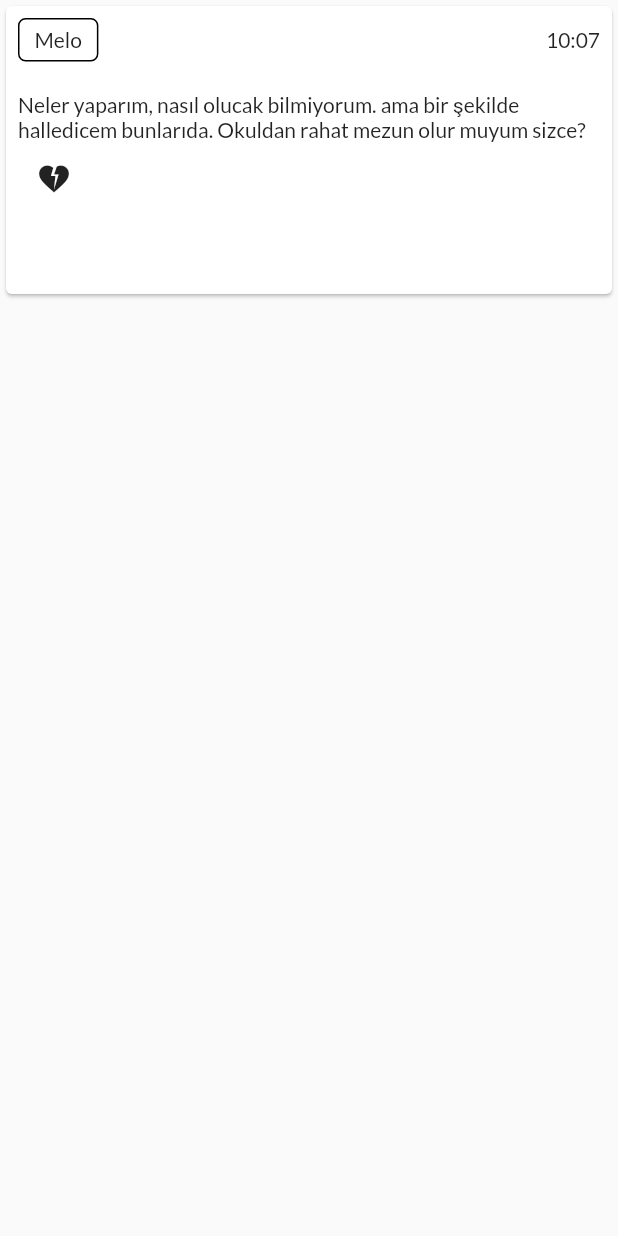
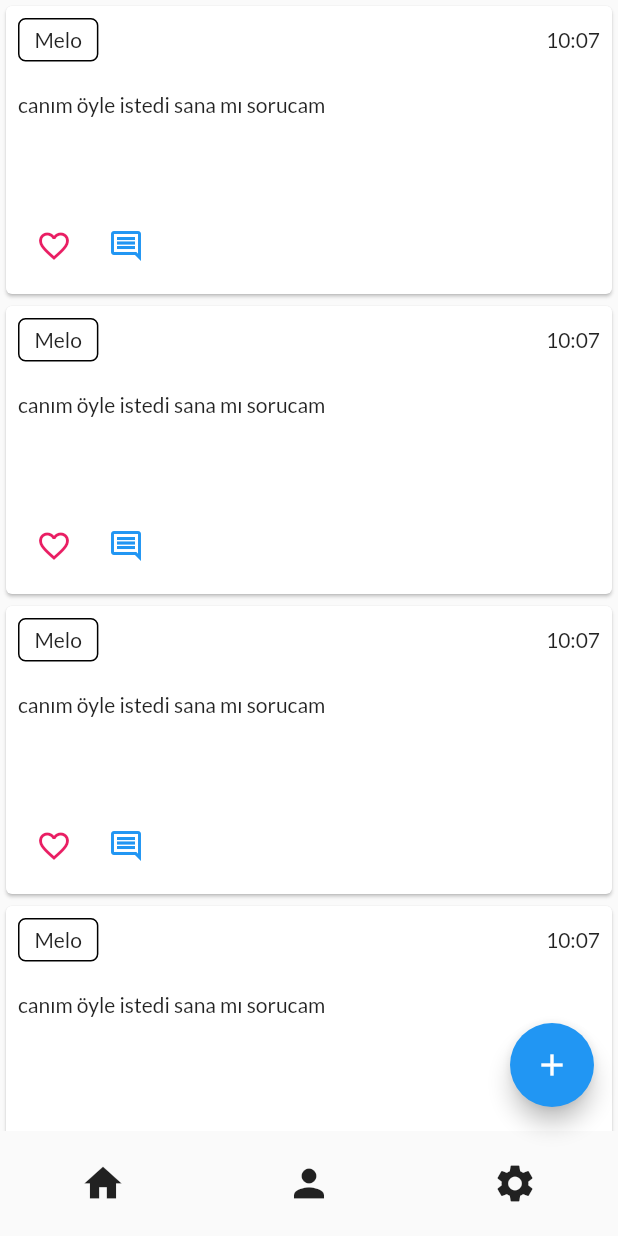
Before and after one commit to meliheng/sharewithme, a Flutter app: the ActivityScreen screen opened by its route, on a phone screen of 412 x 824 dp. Run offline on Flutter 3.47's test engine with Material 2 defaults, Android fonts, the light colour scheme and no system bars; our stand-ins replace bloc, cloud_firestore, file_picker, firebase_auth, firebase_core, firebase_storage and 3 more; accounts and stored records are empty.

Commit message:
add activity logic implemented.

```diff
--- a/lib/activity/activity_export.dart
+++ b/lib/activity/activity_export.dart
@@ -1 +1,2 @@
 export 'presentation/activity_screen.dart';
+export 'domain/_domain_exporter.dart';
--- /dev/null
+++ b/lib/activity/application/_application_exporter.dart
@@ -0,0 +1 @@
+export 'activity_cubit/activity_cubit.dart';
--- /dev/null
+++ b/lib/activity/application/activity_cubit/activity_state.dart
@@ -0,0 +1,33 @@
+part of 'activity_cubit.dart';
+
+enum ActivityStatus { initial, submitting, success, error }
+
+class ActivityState {
+  final String content;
+  final ActivityStatus status;
+  ActivityState({
+    required this.content,
+    required this.status,
+  });
+  factory ActivityState.initial() {
+    return ActivityState(content: '', status: ActivityStatus.initial);
+  }
+
+  ActivityState copyWith({
+    String? content,
+    ActivityStatus? status,
+  }) {
+    return ActivityState(
+      content: content ?? this.content,
+      status: status ?? this.status,
+    );
+  }
+
+  @override
+  bool operator ==(covariant ActivityState other) {
+    return other.content == content && other.status == status;
+  }
+
+  @override
+  int get hashCode => content.hashCode ^ status.hashCode;
+}
--- /dev/null
+++ b/lib/activity/domain/_domain_exporter.dart
@@ -0,0 +1,3 @@
+export 'repository/i_activity_repository.dart';
+export 'usecase/add_activity_usecase.dart';
+export 'model/activity_entity.dart';
--- /dev/null
+++ b/lib/activity/domain/model/activity_entity.dart
@@ -0,0 +1,27 @@
+// ignore_for_file: public_member_api_docs, sort_constructors_first
+import 'dart:convert';
+
+class ActivityEntity {
+  final String content;
+  final String userId;
+
+  ActivityEntity(this.content, this.userId);
+
+  Map<String, dynamic> toMap() {
+    return <String, dynamic>{
+      'content': content,
+    };
+  }
+
+  factory ActivityEntity.fromMap(Map<String, dynamic> map) {
+    return ActivityEntity(
+      map['content'] as String,
+      map['userId'] as String,
+    );
+  }
+
+  String toJson() => json.encode(toMap());
+
+  factory ActivityEntity.fromJson(String source) =>
+      ActivityEntity.fromMap(json.decode(source) as Map<String, dynamic>);
+}
--- /dev/null
+++ b/lib/activity/domain/usecase/add_activity_usecase.dart
@@ -0,0 +1,20 @@
+import 'package:fpdart/fpdart.dart';
+import 'package:sharewithme/activity/domain/model/activity_entity.dart';
+import 'package:sharewithme/export.dart';
+import 'package:sharewithme/shared/failures/base_failure.dart';
+import 'package:get_it/get_it.dart';
+
+class AddActivityUsecase {
+  final IActivityRepository activityRepository;
+
+  AddActivityUsecase({required this.activityRepository});
+
+  TaskEither<BaseFailure, Unit> execute(
+      {required ActivityEntity activityEntity}) {
+    return activityRepository.add(activityEntity: activityEntity);
+  }
+
+  static AddActivityUsecase get i => AddActivityUsecase(
+        activityRepository: GetIt.instance<IActivityRepository>(),
+      );
+}
--- a/lib/activity/presentation/activity_screen.dart
+++ b/lib/activity/presentation/activity_screen.dart
@@ -1,4 +1,7 @@
 import 'package:flutter/material.dart';
+import 'package:flutter_bloc/flutter_bloc.dart';
+import 'package:sharewithme/activity/application/activity_cubit/activity_cubit.dart';
+import 'package:sharewithme/export.dart';
 
 class ActivityScreen extends StatefulWidget {
   static const route = '/activity';
@@ -12,16 +15,152 @@ class _ActivityScreenState extends State<ActivityScreen> {
   @override
   Widget build(BuildContext context) {
     return Scaffold(
-      body: SafeArea(
+      floatingActionButton: _buildAddActivityButton(context),
+      bottomNavigationBar: const NavigationBar(),
+      body: const SafeArea(
+        child: SingleChildScrollView(
+          child: Column(
+            children: [
+              ActivityCard(
+                content: "canım öyle istedi sana mı sorucam",
+              ),
+              ActivityCard(
+                content: "canım öyle istedi sana mı sorucam",
+              ),
+              ActivityCard(
+                content: "canım öyle istedi sana mı sorucam",
+              ),
+              ActivityCard(
+                content: "canım öyle istedi sana mı sorucam",
+              ),
+              ActivityCard(
+                content: "canım öyle istedi sana mı sorucam",
+              ),
+              ActivityCard(
+                content: "canım öyle istedi sana mı sorucam",
+              ),
+              ActivityCard(
+                content: "canım öyle istedi sana mı sorucam",
+              ),
+              ActivityCard(
+                content: "canım öyle istedi sana mı sorucam",
+              ),
+            ],
+          ),
+        ),
+      ),
+    );
+  }
+
+  FloatingActionButton _buildAddActivityButton(BuildContext context) {
+    return FloatingActionButton(
+      onPressed: () {
+        showDialog(
+          context: context,
+          builder: (context) {
+            return AlertDialog(
+              backgroundColor: Colors.white,
+              contentPadding: EdgeInsets.zero,
+              content: SizedBox(
+                height: MediaQuery.of(context).size.height / 3,
+                width: 500,
+                child: Column(
+                  mainAxisAlignment: MainAxisAlignment.spaceBetween,
+                  children: [
+                    Container(
+                      height: 50,
+                      width: double.infinity,
+                      color: Colors.purple,
+                      alignment: Alignment.center,
+                      child: const Text(
+                        "Yeni Paylaşım",
+                        style: TextStyle(color: Colors.white),
+                      ),
+                    ),
+                    Padding(
+                      padding: const EdgeInsets.symmetric(horizontal: 10),
+                      child: TextFieldWithIcon2(
+                        hintText: "içerik",
+                        icon: Icons.abc,
+                        onChanged: (p0) {
+                          context.read<ActivityCubit>().contentChanged(p0);
+                        },
+                      ),
+                    ),
+                    CustomButton(
+                      title: "Paylaş",
+                      color: Colors.purple,
+                      onPressed: () {
+                        context.read<ActivityCubit>().addActivity(context);
+                      },
+                    )
+                  ],
+                ),
+              ),
+            );
+          },
+        );
+      },
+      child: const Icon(Icons.add),
+    );
+  }
+}
+
+class NavigationBar extends StatelessWidget {
+  const NavigationBar({
+    super.key,
+  });
+
+  @override
+  Widget build(BuildContext context) {
+    return SizedBox(
+      height: 70,
       child: Row(
+        mainAxisAlignment: MainAxisAlignment.spaceAround,
+        children: [
+          IconButton(
+            onPressed: () {},
+            iconSize: 30,
+            icon: const Icon(Icons.home),
+          ),
+          IconButton(
+            onPressed: () {},
+            iconSize: 30,
+            icon: const Icon(Icons.person),
+          ),
+          IconButton(
+            onPressed: () {},
+            iconSize: 30,
+            icon: const Icon(Icons.settings),
+          )
+        ],
+      ),
+    );
+  }
+}
+
+class ActivityCard extends StatelessWidget {
+  final String content;
+
+  const ActivityCard({
+    super.key,
+    required this.content,
+  });
+
+  @override
+  Widget build(BuildContext context) {
+    return Row(
       children: [
         Expanded(
           child: Container(
-                constraints: BoxConstraints(minHeight: 100, maxHeight: 200),
+            constraints: const BoxConstraints(minHeight: 100, maxHeight: 200),
             child: Card(
               child: Padding(
                 padding: const EdgeInsets.all(8.0),
                 child: Column(
+                  mainAxisAlignment: MainAxisAlignment.spaceBetween,
+                  children: [
+                    Column(
                       children: [
                         Row(
                           mainAxisAlignment: MainAxisAlignment.spaceBetween,
@@ -38,23 +177,36 @@ class _ActivityScreenState extends State<ActivityScreen> {
                             const Text("10:07"),
                           ],
                         ),
-                        SizedBox(
+                        const SizedBox(
                           height: 20,
                         ),
-                        const Row(
+                        Row(
                           children: [
                             Expanded(
-                              child: Text(
-                                "Neler yaparım, nasıl olucak bilmiyorum. ama bir şekilde halledicem bunlarıda. Okuldan rahat mezun olur muyum sizce?",
+                              child: Text(content),
                             ),
+                          ],
                         ),
                       ],
                     ),
                     Row(
+                      crossAxisAlignment: CrossAxisAlignment.end,
                       children: [
                         IconButton(
                           onPressed: () {},
-                              icon: Icon(Icons.heart_broken),
+                          icon: const Icon(
+                            Icons.favorite_outline,
+                            color: Colors.pink,
+                            fill: 1,
+                          ),
+                        ),
+                        IconButton(
+                          onPressed: () {},
+                          icon: const Icon(
+                            Icons.comment_outlined,
+                            color: Colors.blue,
+                            fill: 1,
+                          ),
                         ),
                       ],
                     ),
@@ -65,8 +217,6 @@ class _ActivityScreenState extends State<ActivityScreen> {
           ),
         ),
       ],
-        ),
-      ),
     );
   }
 }
--- a/lib/auth/data/repository/auth_repository.dart
+++ b/lib/auth/data/repository/auth_repository.dart
@@ -3,7 +3,6 @@ import 'package:firebase_auth/firebase_auth.dart';
 import 'package:firebase_storage/firebase_storage.dart';
 import 'package:fpdart/fpdart.dart';
 
-import 'package:sharewithme/auth/domain/repository/i_auth_repository.dart';
 import 'package:sharewithme/export.dart';
 import 'package:sharewithme/shared/failures/auth_failures.dart';
 import 'package:sharewithme/shared/failures/base_failure.dart';
--- a/lib/auth/domain/usecase/create_user_usecase.dart
+++ b/lib/auth/domain/usecase/create_user_usecase.dart
@@ -1,5 +1,4 @@
 import 'package:fpdart/fpdart.dart';
-import 'package:sharewithme/auth/domain/repository/i_auth_repository.dart';
 import 'package:sharewithme/export.dart';
 import 'package:sharewithme/shared/failures/base_failure.dart';
 import 'package:get_it/get_it.dart';
--- a/lib/shared/_shared_exporter.dart
+++ b/lib/shared/_shared_exporter.dart
@@ -1,5 +1,6 @@
 export 'widgets/submit_button.dart';
 export 'widgets/text_field_with_icon.dart';
+export 'widgets/text_field_with_icon2.dart';
 export 'widgets/custom_button.dart';
 export 'vo/generic_vo.dart';
 export 'vo/name_vo.dart';
--- a/lib/shared/init/register.dart
+++ b/lib/shared/init/register.dart
@@ -1,9 +1,13 @@
 import 'package:get_it/get_it.dart';
+import 'package:sharewithme/activity/data/repository/activity_repository.dart';
+import 'package:sharewithme/activity/domain/repository/i_activity_repository.dart';
 import 'package:sharewithme/auth/data/repository/auth_repository.dart';
 import 'package:sharewithme/auth/domain/repository/i_auth_repository.dart';
 
 class Register {
   static void setUp() {
     GetIt.I.registerSingleton<IAuthRepository>(AuthRepository());
+    GetIt.I
+        .registerLazySingleton<IActivityRepository>(() => ActivityRepository());
   }
 }
```
Also changed, not shown: lib/activity/application/activity_cubit/activity_cubit.dart (added, +46 -0 lines), lib/activity/data/repository/activity_repository.dart (added, +27 -0 lines), lib/activity/domain/repository/i_activity_repository.dart (added, +9 -0 lines), lib/main.dart (+6 -3 lines), lib/shared/widgets/text_field_with_icon2.dart (added, +72 -0 lines). Lines whose indentation alone changed are shown as unchanged.
